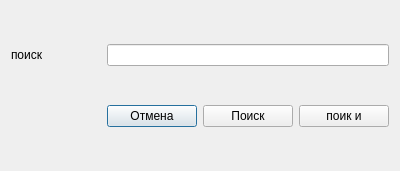
This is searchwin.ui in Gosha1122/CodeEditor2MenuBar as Qt 5 draws it before an edit. The edited form follows.
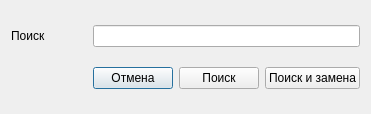
This is the edited form.

```diff
--- a/searchwin.ui
+++ b/searchwin.ui
@@ -6,8 +6,8 @@
    <rect>
     <x>0</x>
     <y>0</y>
-    <width>400</width>
-    <height>171</height>
+    <width>371</width>
+    <height>114</height>
    </rect>
   </property>
   <property name="windowTitle">
@@ -17,7 +17,7 @@
    <item row="1" column="0">
     <widget class="QLabel" name="label">
      <property name="text">
-      <string>поиск</string>
+      <string>Поиск</string>
      </property>
     </widget>
    </item>
@@ -38,7 +38,7 @@
    <item row="2" column="3">
     <widget class="QPushButton" name="serchAnd">
      <property name="text">
-      <string>поик и</string>
+      <string>Поиск и замена</string>
      </property>
     </widget>
    </item>
```
Left out of the diff: 2 changed lines with no effect on the pictures.
